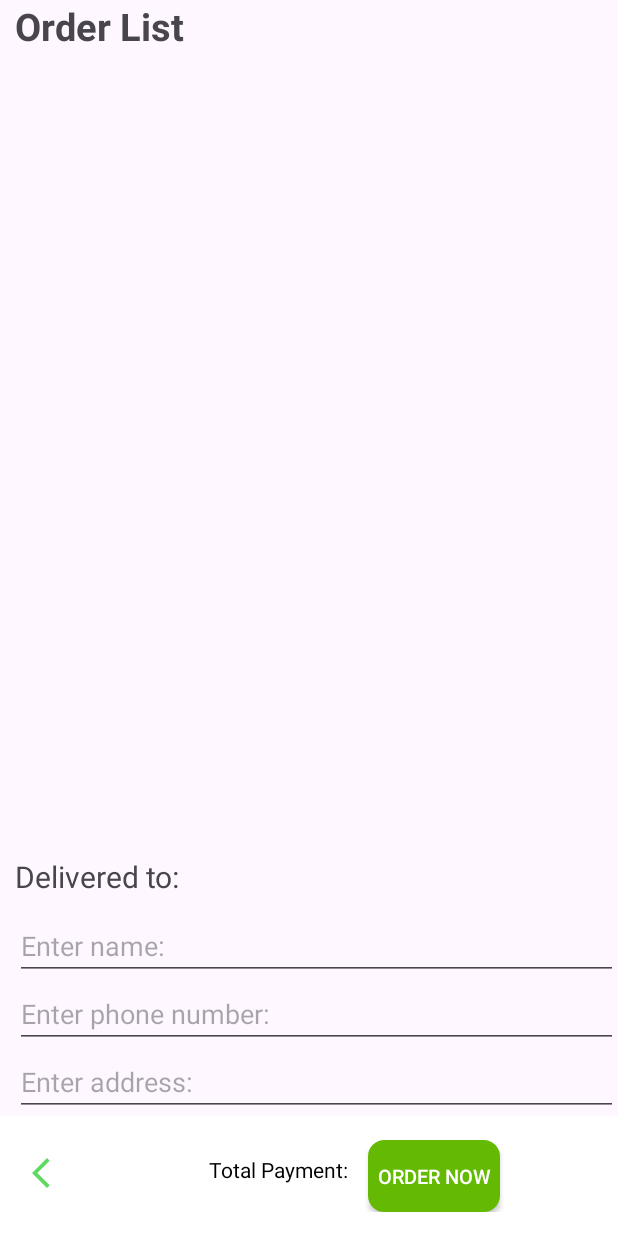
After one commit to lazy-life/PRM392_Project, an Android app: the RecyclerViewOrder screen opened directly, with no data from a screen before it, on a phone screen of 412 x 824 dp. The commit adds this screen. Run offline under Robolectric (Android 15) with nearby library versions, the phone set to English and light mode, and no system bars; our stand-ins replace Firebase (no records; nobody signed in at launch, a user with empty details on screens opened directly), Picasso; 1 statement that could not run was skipped.

Commit message:
linh update

```diff
--- a/app/src/main/java/com/example/delitesprm392project/Cart/CartItem.java
+++ b/app/src/main/java/com/example/delitesprm392project/Cart/CartItem.java
@@ -2,7 +2,9 @@ package com.example.delitesprm392project.Cart;
 
 import com.example.delitesprm392project.model.Product;
 
-public class CartItem {
+import java.io.Serializable;
+
+public class CartItem implements Serializable {
     private Product product;
     private int quantity;
 
--- /dev/null
+++ b/app/src/main/java/com/example/delitesprm392project/Cart/CartOrderAdapter.java
@@ -0,0 +1,56 @@
+package com.example.delitesprm392project.Cart;
+
+import android.annotation.SuppressLint;
+import android.content.Context;
+import android.view.LayoutInflater;
+import android.view.View;
+import android.view.ViewGroup;
+import android.widget.TextView;
+
+import androidx.annotation.NonNull;
+import androidx.recyclerview.widget.RecyclerView;
+
+import com.example.delitesprm392project.R;
+import com.example.delitesprm392project.model.Product;
+import com.squareup.picasso.Picasso;
+
+import java.util.List;
+
+public class CartOrderAdapter extends RecyclerView.Adapter<CartOrderViewHolder> {
+    private List<CartItem> cartList;
+    private Context mContext;
+
+    public CartOrderAdapter(List<CartItem> cartList, Context mContext) {
+        this.cartList = cartList;
+        this.mContext = mContext;
+    }
+
+    @NonNull
+    @Override
+    public CartOrderViewHolder onCreateViewHolder(@NonNull ViewGroup parent, int viewType) {
+        Context context = parent.getContext();
+        LayoutInflater inflater = LayoutInflater.from(context);
+        View cartView = inflater.inflate(R.layout.activity_cart_order, parent, false);
+        CartOrderViewHolder viewHolder = new CartOrderViewHolder(cartView);
+        return viewHolder;
+    }
+
+    @Override
+    public void onBindViewHolder(@NonNull CartOrderViewHolder holder, @SuppressLint("RecyclerView") int position) {
+        CartItem cart = cartList.get(position);
+        if (cart != null) {
+            if (holder.cartOrderImg != null) {
+                Picasso.get().load(cart.getProduct().getImagePath()).into(holder.cartOrderImg);
+            }
+
+            holder.cartOrderName.setText(cart.getProduct().getProductname());
+            holder.cartOrderPrice.setText(String.valueOf(cart.getProduct().getProductprice()));
+            holder.cartOrderQuantity.setText(String.valueOf(cart.getQuantity()));
+        }
+    }
+
+    @Override
+    public int getItemCount() {
+        return cartList.size();
+    }
+}
--- /dev/null
+++ b/app/src/main/java/com/example/delitesprm392project/Cart/RecyclerViewOrder.java
@@ -0,0 +1,153 @@
+package com.example.delitesprm392project.Cart;
+
+import androidx.annotation.NonNull;
+import androidx.appcompat.app.AppCompatActivity;
+import androidx.recyclerview.widget.LinearLayoutManager;
+import androidx.recyclerview.widget.RecyclerView;
+
+import android.content.Intent;
+import android.os.Bundle;
+import android.util.Log;
+import android.view.View;
+import android.widget.Button;
+import android.widget.EditText;
+import android.widget.ImageView;
+import android.widget.TextView;
+import android.widget.Toast;
+
+import com.example.delitesprm392project.Home;
+import com.example.delitesprm392project.Login;
+import com.example.delitesprm392project.R;
+import com.example.delitesprm392project.Signup;
+import com.example.delitesprm392project.model.Order;
+import com.example.delitesprm392project.model.User;
+import com.google.firebase.auth.FirebaseAuth;
+import com.google.firebase.database.DataSnapshot;
+import com.google.firebase.database.DatabaseError;
+import com.google.firebase.database.DatabaseReference;
+import com.google.firebase.database.FirebaseDatabase;
+import com.google.firebase.database.ValueEventListener;
+import com.google.firebase.ktx.Firebase;
+
+import java.io.Serializable;
+import java.text.SimpleDateFormat;
+import java.util.ArrayList;
+import java.util.Calendar;
+import java.util.List;
+
+public class RecyclerViewOrder extends AppCompatActivity {
+    RecyclerView recyclerView;
+    TextView total;
+    ImageView btnBack;
+    ArrayList<CartItem> cartItems = new ArrayList<CartItem>();
+    CartOrderAdapter cartOrderAdapter;
+    Button btnCheckout;
+    EditText etName, etPhone, etAddress;
+    Order order;
+    FirebaseDatabase firebaseDatabase;
+    DatabaseReference databaseReference;
+    List<CartItem> list = new ArrayList<>();
+
+    @Override
+    protected void onCreate(Bundle savedInstanceState) {
+        super.onCreate(savedInstanceState);
+        setContentView(R.layout.activity_order);
+
+        recyclerView = findViewById(R.id.viewRecycleCartOrder);
+        total = findViewById(R.id.tvTotal);
+        btnBack = findViewById(R.id.btnBack);
+        btnCheckout = findViewById(R.id.btnCheckout);
+        etName = findViewById(R.id.etName);
+        etPhone = findViewById(R.id.etPhone);
+        etAddress = findViewById(R.id.etAddress);
+
+
+        // transfer total
+        Intent intent = getIntent();
+        String total1 = intent.getSerializableExtra("total").toString();
+        total.setText(total1);
+
+        // transfer cartList
+        Bundle bundle = getIntent().getExtras();
+        list = new ArrayList<>();
+        if (bundle != null) {
+            list = (List<CartItem>) bundle.getSerializable("cartList");
+        }
+
+        if (list != null) {
+            for (CartItem cartItem : list) {
+                cartItems.add(cartItem);
+            }
+            cartOrderAdapter = new CartOrderAdapter(cartItems, RecyclerViewOrder.this);
+            LinearLayoutManager linearLayoutManager = new LinearLayoutManager(this);
+            recyclerView.setAdapter(cartOrderAdapter);
+            recyclerView.setLayoutManager(linearLayoutManager);
+        }
+
+        // button back
+        btnBack.setOnClickListener(new View.OnClickListener() {
+            @Override
+            public void onClick(View view) {
+                Intent intent = new Intent(RecyclerViewOrder.this, RecyclerViewCart.class);
+                startActivity(intent);
+            }
+        });
+
+        // button checkout
+        btnCheckout.setOnClickListener(new View.OnClickListener() {
+            @Override
+            public void onClick(View view) {
+                order = new Order();
+                String name = etName.getText().toString();
+                String phone = etPhone.getText().toString();
+                String address = etAddress.getText().toString();
+
+                order.setUserId(1);
+                order.setOrderId(1);
+                order.setShipName(name);
+                order.setShipPhone(phone);
+                order.setShipAddress(address);
+                order.setOrderDate(Calendar.getInstance().getTime());
+                for (CartItem c : list) {
+                    order.setProductId(c.getProduct().getProductid());
+                    order.setQuantity(c.getQuantity());
+                    order.setTotalPrice(c.getTotalPrice());
+                    AddData(order);
+                }
+
+            }
+        });
+
+
+    }
+
+    public void AddData(Order product) {
+        firebaseDatabase = FirebaseDatabase.getInstance();
+        databaseReference = firebaseDatabase.getReference("Orders")
+                .child(String.valueOf(product.getOrderId() - 1));
+
+        databaseReference.addValueEventListener(new ValueEventListener() {
+            @Override
+            public void onDataChange(DataSnapshot dataSnapshot) {
+                //cập nhật dữ liệu trên firebase theo product
+                databaseReference.setValue(product);
+                //ve lai trang san pham
+                onDataLoaded();
+                Log.d("TAG", "Data loaded successfully.");
+                // Call a method to update your UI with the new data here
+            }
+
+            @Override
+            public void onCancelled(@NonNull DatabaseError error) {
+                Log.d("TAG", "Failed to load data. Error message: " + error.getMessage());
+                // Handle the error here
+            }
+        });
+    }
+
+    private void onDataLoaded() {
+        Intent intent = new Intent(RecyclerViewOrder.this, Home.class);
+        this.startActivity(intent);
+    }
+
+}
--- a/app/src/main/java/com/example/delitesprm392project/model/Product.java
+++ b/app/src/main/java/com/example/delitesprm392project/model/Product.java
@@ -1,6 +1,8 @@
 package com.example.delitesprm392project.model;
 
-public class Product {
+import java.io.Serializable;
+
+public class Product implements Serializable {
     private int productid;
     private String productname;
     private double productprice;
--- /dev/null
+++ b/app/src/main/res/layout/activity_order.xml
@@ -0,0 +1,113 @@
+<?xml version="1.0" encoding="utf-8"?>
+<LinearLayout xmlns:android="http://schemas.android.com/apk/res/android"
+    xmlns:app="http://schemas.android.com/apk/res-auto"
+    xmlns:tools="http://schemas.android.com/tools"
+    android:layout_width="match_parent"
+    android:layout_height="match_parent"
+    android:orientation="vertical"
+    tools:context=".Cart.RecyclerViewOrder">
+
+    <TextView
+        android:layout_width="wrap_content"
+        android:layout_height="wrap_content"
+        android:text="Order List"
+        android:textSize="25dp"
+        android:layout_marginLeft="10dp"
+        android:textStyle="bold" />
+
+    <ScrollView
+        android:layout_width="match_parent"
+        android:layout_height="0dp"
+        android:layout_weight="1"
+        android:padding="10dp">
+
+        <androidx.recyclerview.widget.RecyclerView
+            android:id="@+id/viewRecycleCartOrder"
+            android:layout_width="match_parent"
+            android:layout_height="wrap_content"
+            android:padding="10dp" />
+    </ScrollView>
+
+
+    <TextView
+        android:layout_width="wrap_content"
+        android:layout_height="wrap_content"
+        android:layout_marginBottom="10dp"
+        android:text="Delivered to:"
+        android:layout_marginLeft="10dp"
+        android:textSize="20dp" />
+
+    <EditText
+        android:id="@+id/etName"
+        android:layout_width="match_parent"
+        android:layout_height="wrap_content"
+        android:layout_marginLeft="10dp"
+        android:hint="Enter name:" />
+
+    <EditText
+        android:id="@+id/etPhone"
+        android:layout_width="match_parent"
+        android:layout_height="wrap_content"
+        android:layout_marginLeft="10dp"
+        android:hint="Enter phone number:" />
+
+    <EditText
+        android:id="@+id/etAddress"
+        android:layout_width="match_parent"
+        android:layout_height="wrap_content"
+        android:layout_marginLeft="10dp"
+        android:hint="Enter address:" />
+
+    <com.google.android.material.bottomnavigation.BottomNavigationView
+        android:layout_width="match_parent"
+        android:layout_height="wrap_content"
+        android:background="@color/white">
+
+        <LinearLayout
+            android:layout_width="match_parent"
+            android:layout_height="wrap_content"
+            android:orientation="horizontal"
+            android:layout_gravity="center_vertical"
+            android:padding="5dp">
+
+            <ImageView
+                android:id="@+id/btnBack"
+                android:layout_width="wrap_content"
+                android:layout_height="wrap_content"
+                android:padding="10dp"
+                android:src="@drawable/ic_back" />
+
+            <LinearLayout
+                android:id="@+id/bottomNavigation"
+                android:layout_width="wrap_content"
+                android:layout_height="wrap_content"
+                android:orientation="horizontal"
+                android:layout_marginLeft="80dp"
+                android:padding="10dp">
+
+                <TextView
+                    android:layout_width="wrap_content"
+                    android:layout_height="wrap_content"
+                    android:text="Total Payment: "
+                    android:textColor="@color/black" />
+
+                <TextView
+                    android:id="@+id/tvTotal"
+                    android:layout_width="wrap_content"
+                    android:layout_height="wrap_content"
+                    android:text="100.000đ"
+                    android:textColor="@color/black" />
+            </LinearLayout>
+
+            <androidx.appcompat.widget.AppCompatButton
+                android:id="@+id/btnCheckout"
+                android:layout_width="wrap_content"
+                android:layout_height="wrap_content"
+                android:background="@drawable/shape_border_btn"
+                android:text="Order Now"
+                android:textColor="#fff"
+                android:textSize="13dp" />
+        </LinearLayout>
+
+    </com.google.android.material.bottomnavigation.BottomNavigationView>
+</LinearLayout>
--- a/app/src/main/res/layout/activity_recycler_view_cart.xml
+++ b/app/src/main/res/layout/activity_recycler_view_cart.xml
@@ -50,7 +50,7 @@
                 <TextView
                     android:layout_width="wrap_content"
                     android:layout_height="wrap_content"
-                    android:text="Tổng thanh toán: "
+                    android:text="Total Payment: "
                     android:textColor="@color/black" />
 
                 <TextView
@@ -66,8 +66,8 @@
                 android:layout_width="wrap_content"
                 android:layout_height="wrap_content"
                 android:background="@drawable/shape_border_btn"
-                android:text="THANH TOÁN"
-                android:textSize="13dp"
+                android:text="Buy Now"
+                android:textSize="14dp"
                 android:textColor="#fff" />
         </LinearLayout>
 
--- a/app/src/main/res/values/colors.xml
+++ b/app/src/main/res/values/colors.xml
@@ -3,5 +3,6 @@
     <color name="black">#FF000000</color>
     <color name="white">#FFFFFFFF</color>
     <color name="default_color">#000</color>
-    <color name="default_color_bind">#64718a</color>
+    <color name="default_color_bind">#D6D6D6</color>
+    <color name="grey">#FFB8B5B5</color>
 </resources>
```
Also changed, not shown: app/src/main/AndroidManifest.xml (+5 -4 lines), app/src/main/java/com/example/delitesprm392project/Cart/CartOrder.java (added, +16 -0 lines), app/src/main/java/com/example/delitesprm392project/Cart/CartOrderViewHolder.java (added, +25 -0 lines), app/src/main/java/com/example/delitesprm392project/Cart/RecyclerViewCart.java (+20 -2 lines), app/src/main/java/com/example/delitesprm392project/model/Order.java (added, +102 -0 lines), app/src/main/res/layout/activity_cart_order.xml (added, +57 -0 lines).
